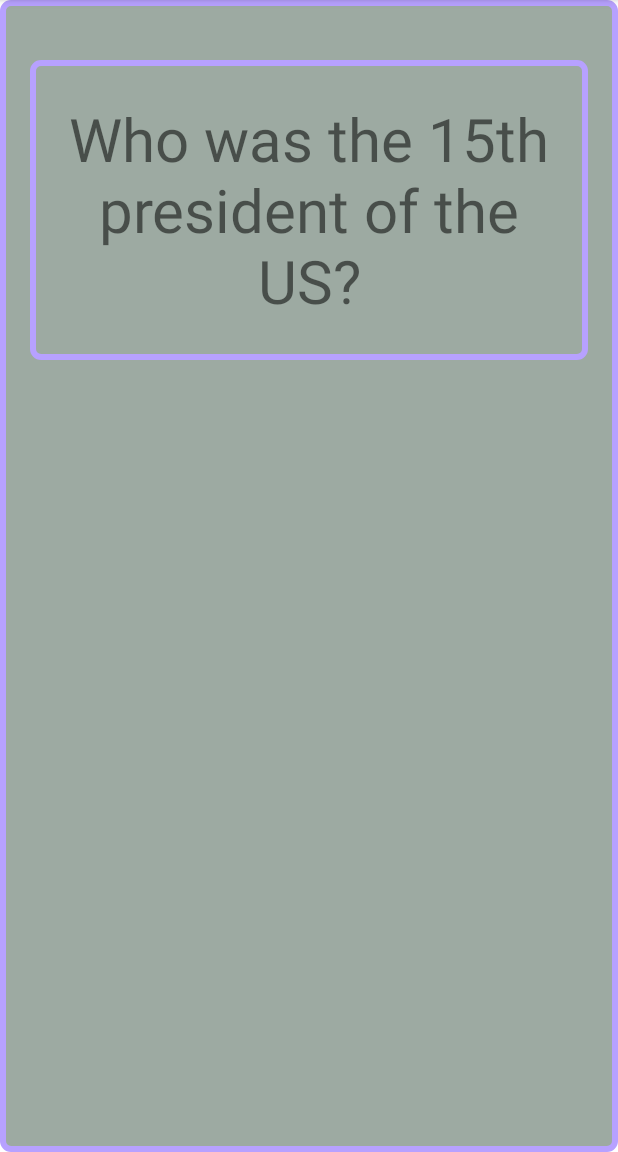
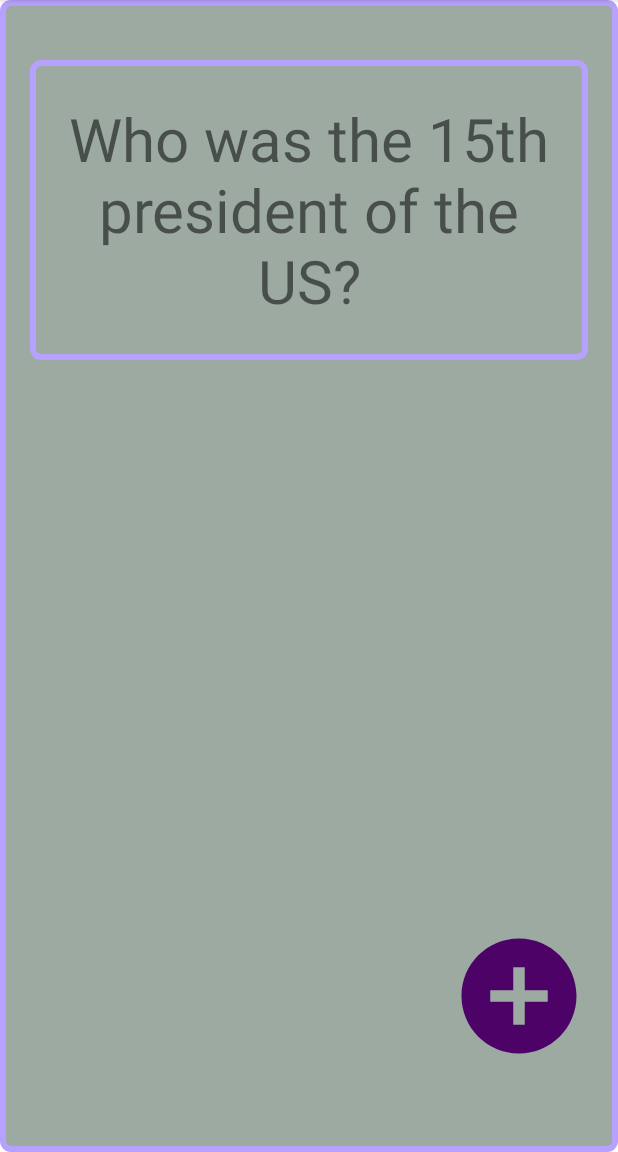
Before and after one commit to nkellogg2/FlashcardAppActual, an Android app: the screen it shows after launch (MainActivity), on a phone screen of 412 x 824 dp, the part 84-1236 px from its top. Run offline under Robolectric (Android 15) with nearby library versions, the light colour scheme and no system bars.

Commit message:
Improved design and added functionality to enter text that will be displayed as a flash card.

```diff
--- a/app/src/main/AndroidManifest.xml
+++ b/app/src/main/AndroidManifest.xml
@@ -9,6 +9,7 @@
         android:roundIcon="@mipmap/ic_launcher_round"
         android:supportsRtl="true"
         android:theme="@style/Theme.FlashcardAppActual">
+        <activity android:name=".AddCardActivity"></activity>
         <activity android:name=".MainActivity">
             <intent-filter>
                 <action android:name="android.intent.action.MAIN" />
--- /dev/null
+++ b/app/src/main/res/drawable/add_icon.xml
@@ -0,0 +1,5 @@
+<vector android:height="24dp" android:tint="#4D0268"
+    android:viewportHeight="24" android:viewportWidth="24"
+    android:width="24dp" xmlns:android="http://schemas.android.com/apk/res/android">
+    <path android:fillColor="@android:color/white" android:pathData="M12,2C6.48,2 2,6.48 2,12s4.48,10 10,10 10,-4.48 10,-10S17.52,2 12,2zM17,13h-4v4h-2v-4L7,13v-2h4L11,7h2v4h4v2z"/>
+</vector>
--- /dev/null
+++ b/app/src/main/res/drawable/cancel_button.xml
@@ -0,0 +1,5 @@
+<vector android:height="24dp" android:tint="#4D0268"
+    android:viewportHeight="24" android:viewportWidth="24"
+    android:width="24dp" xmlns:android="http://schemas.android.com/apk/res/android">
+    <path android:fillColor="@android:color/white" android:pathData="M12,2C6.47,2 2,6.47 2,12s4.47,10 10,10 10,-4.47 10,-10S17.53,2 12,2zM17,15.59L15.59,17 12,13.41 8.41,17 7,15.59 10.59,12 7,8.41 8.41,7 12,10.59 15.59,7 17,8.41 13.41,12 17,15.59z"/>
+</vector>
--- /dev/null
+++ b/app/src/main/res/drawable/save_button.xml
@@ -0,0 +1,5 @@
+<vector android:height="24dp" android:tint="#4D0268"
+    android:viewportHeight="24" android:viewportWidth="24"
+    android:width="24dp" xmlns:android="http://schemas.android.com/apk/res/android">
+    <path android:fillColor="@android:color/white" android:pathData="M17,3L5,3c-1.11,0 -2,0.9 -2,2v14c0,1.1 0.89,2 2,2h14c1.1,0 2,-0.9 2,-2L21,7l-4,-4zM12,19c-1.66,0 -3,-1.34 -3,-3s1.34,-3 3,-3 3,1.34 3,3 -1.34,3 -3,3zM15,9L5,9L5,5h10v4z"/>
+</vector>
--- a/app/src/main/res/layout/activity_main.xml
+++ b/app/src/main/res/layout/activity_main.xml
@@ -36,5 +36,17 @@
         android:paddingRight="15dp"
         android:background="@drawable/answer_background"/>
 
+    <ImageView
+        android:id="@+id/addButton"
+        android:layout_width="300dp"
+        android:layout_height="300dp"
+        android:layout_marginStart="280dp"
+        android:layout_marginTop="560dp"
+        android:contentDescription="@string/button_for_adding_cards"
+        android:scaleType="fitCenter"
+        android:visibility="visible"
+
+        app:srcCompat="@drawable/add_icon" />
+
 
 </RelativeLayout>
--- a/app/src/main/res/values/strings.xml
+++ b/app/src/main/res/values/strings.xml
@@ -2,4 +2,9 @@
     <string name="app_name">FlashcardAppActual</string>
     <string name="james_buchanan">James Buchanan</string>
     <string name="who_was_the_15th_president_of_the_us">Who was the 15th president of the US?</string>
+    <string name="button_for_adding_cards">Button for adding cards</string>
+    <string name="button_for_canceling_cards">Button for canceling cards</string>
+    <string name="enter_the_question_here">Enter the question here!</string>
+    <string name="enter_the_answer_here">Enter the answer here!</string>
+    <string name="button_for_saving_card_contents">Button for saving card contents</string>
 </resources>
```
Also changed, not shown: app/src/main/java/com/example/flashcardappactual/AddCardActivity.java (added, +35 -0 lines), app/src/main/java/com/example/flashcardappactual/MainActivity.java (+21 -0 lines), app/src/main/res/layout/activity_add_card.xml (added, +48 -0 lines).
